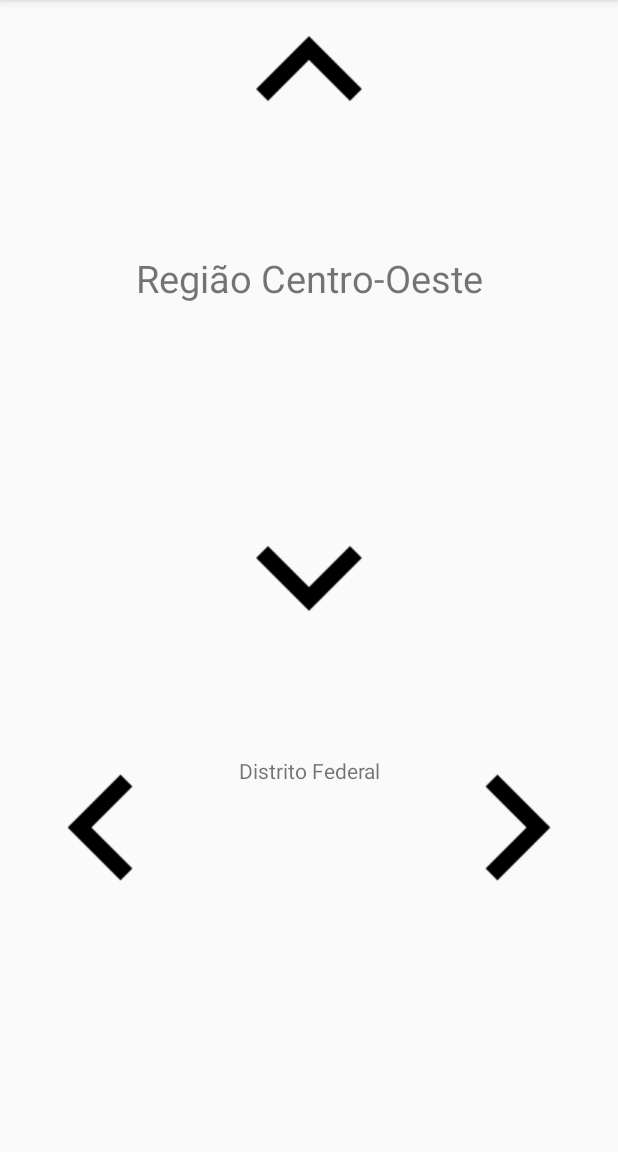
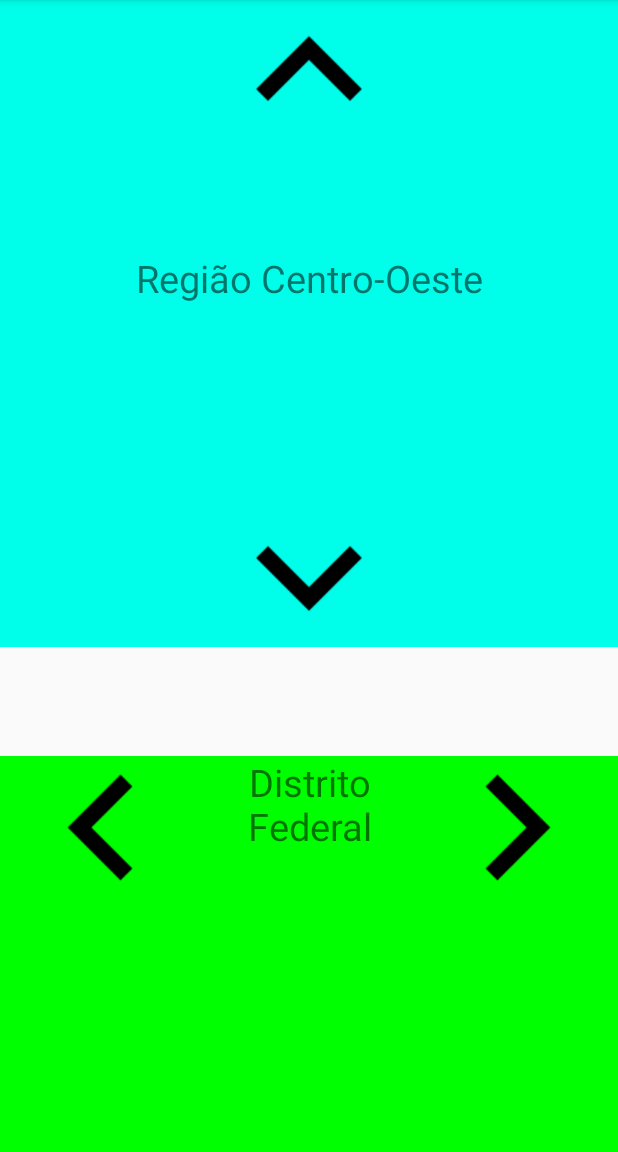
Before and after one commit to WillianSchmidt/Regiao, an Android app: the screen it shows after launch (MainActivity), on a phone screen of 412 x 824 dp, the part 84-1236 px from its top. Run offline under Robolectric (Android 15) with nearby library versions, the phone set to English and light mode, and no system bars.

Commit message:
alteração de layout

```diff
--- a/app/src/main/res/layout/activity_main.xml
+++ b/app/src/main/res/layout/activity_main.xml
@@ -13,6 +13,7 @@
         android:layout_width="match_parent"
         android:layout_height="0dp"
         android:layout_weight="1"
+        android:background="#00ffea"
         android:gravity="center_horizontal"
         android:orientation="horizontal">
 
@@ -36,6 +37,7 @@
             android:layout_width="match_parent"
             android:layout_height="0dp"
             android:layout_weight="1"
+            android:background="#00ffea"
             android:gravity="center_horizontal"
             android:textSize="25dp" />
     </LinearLayout>
@@ -53,6 +55,7 @@
             android:layout_width="95dp"
             android:layout_height="95dp"
             android:layout_weight="1"
+            android:background="#00ffea"
             app:srcCompat="@drawable/acima" />
     </LinearLayout>
 
@@ -68,12 +71,14 @@
             android:layout_width="match_parent"
             android:layout_height="match_parent"
             android:layout_weight="1"
+            android:background="#0f0"
             android:orientation="horizontal">
 
             <ImageView
                 android:id="@+id/ivLeft"
                 android:layout_width="95dp"
                 android:layout_height="95dp"
+                android:background="#0f0"
                 android:layout_weight="1"
                 app:srcCompat="@drawable/esquerda" />
         </LinearLayout>
@@ -83,15 +88,19 @@
             android:layout_width="match_parent"
             android:layout_height="match_parent"
             android:layout_weight="1"
+            android:background="#0f0"
             android:orientation="horizontal">
 
             <TextView
                 android:id="@+id/tvEstados"
+                android:background="#0f0"
                 android:layout_width="wrap_content"
-                android:layout_height="wrap_content"
+                android:layout_height="77dp"
                 android:layout_weight="1"
                 android:gravity="center_horizontal"
-                android:text="Estados" />
+                android:text="Estados"
+                android:textSize="25dp"
+                android:textFontWeight="1" />
         </LinearLayout>
 
         <LinearLayout
@@ -99,6 +108,7 @@
             android:layout_width="match_parent"
             android:layout_height="match_parent"
             android:layout_weight="1"
+            android:background="#0f0"
             android:orientation="horizontal">
 
             <ImageView
```
